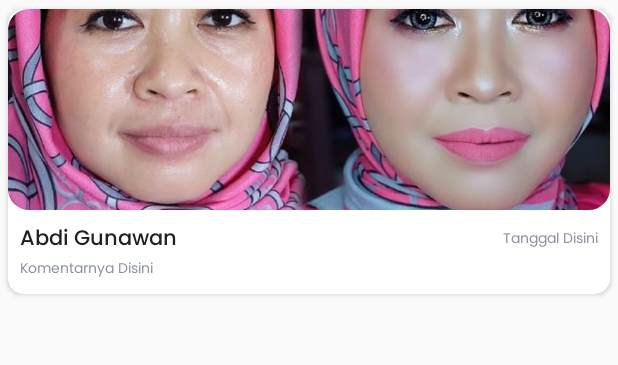
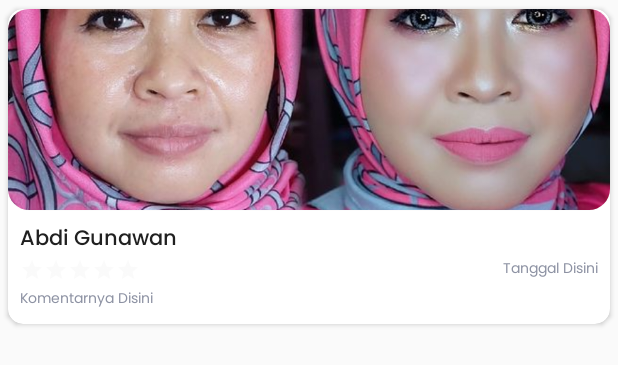
Before and after one commit to abdigunawan/Makeup.me, an Android app: the layout item_testimoni_horizontal.xml on its own in the app's theme, with its tools: preview values and no code run, on a phone screen of 412 x 824 dp. Shown: the top 365 px of the screen. Run offline under Robolectric (Android 15) with nearby library versions, the phone set to English and light mode, and no system bars.

Commit message:
penambahan ratingbar pada testimoni mua

```diff
--- a/app/src/main/java/com/abdigunawan/makeupme/model/dummy/MuaTestimoniModel.kt
+++ b/app/src/main/java/com/abdigunawan/makeupme/model/dummy/MuaTestimoniModel.kt
@@ -1,17 +1,19 @@
 package com.abdigunawan.makeupme.model.dummy
 
-class MuaTestimoniModel(pelanggan:String, src:String, komentar:String, tanggal:String) {
+class MuaTestimoniModel(pelanggan:String, src:String, komentar:String, tanggal:String, rating:Float) {
 
     var pelanggan = ""
     var src = ""
     var komentar = ""
     var tanggal = ""
+    var rating = 0f
 
     init {
         this.pelanggan = pelanggan
         this.src = src
         this.komentar = komentar
         this.tanggal = tanggal
+        this.rating = rating
 
     }
 
--- a/app/src/main/java/com/abdigunawan/makeupme/ui/detail/testimoni/TestimoniMuaAdapter.kt
+++ b/app/src/main/java/com/abdigunawan/makeupme/ui/detail/testimoni/TestimoniMuaAdapter.kt
@@ -34,6 +34,7 @@ class TestimoniMuaAdapter(
                 tvPelanggan.text = data.pelanggan
                 tvKomentar.text = data.komentar
                 tvtanggalTestimoni.text = data.tanggal
+                rbMua.rating = data.rating
 
 //                Glide.with(context)
 //                    .load(data.src)
--- a/app/src/main/res/layout/fragment_detail_paket.xml
+++ b/app/src/main/res/layout/fragment_detail_paket.xml
@@ -99,7 +99,7 @@
             android:layout_marginTop="41dp"
             android:layout_marginEnd="16dp"
             android:layout_marginBottom="27dp"
-            android:text="Pesan Sekarang"
+            android:text="Pilih Paket"
             android:textAllCaps="false"
             android:textColor="@color/white"
             app:layout_constraintBottom_toBottomOf="parent"
--- a/app/src/main/res/layout/item_testimoni_horizontal.xml
+++ b/app/src/main/res/layout/item_testimoni_horizontal.xml
@@ -1,6 +1,7 @@
 <?xml version="1.0" encoding="utf-8"?>
 <androidx.cardview.widget.CardView xmlns:android="http://schemas.android.com/apk/res/android"
     xmlns:app="http://schemas.android.com/apk/res-auto"
+    xmlns:tools="http://schemas.android.com/tools"
     android:background="#fff"
     app:cardCornerRadius="10dp"
     app:cardUseCompatPadding="true"
@@ -50,22 +51,36 @@
             android:layout_width="match_parent"
             android:layout_height="wrap_content"
             android:layout_marginStart="8dp"
+            android:layout_marginTop="4dp"
             android:layout_marginBottom="8dp"
             android:text="Komentarnya Disini"
             app:layout_constraintBottom_toBottomOf="parent"
             app:layout_constraintStart_toStartOf="parent"
-            app:layout_constraintTop_toBottomOf="@+id/tvPelanggan" />
+            app:layout_constraintTop_toBottomOf="@+id/rbMua" />
 
         <TextView
             android:id="@+id/tvtanggalTestimoni"
             style="@style/TextView.PoppinsReguler9sp8D92A3"
-            android:layout_width="match_parent"
+            android:layout_width="wrap_content"
             android:layout_height="wrap_content"
             android:layout_marginEnd="8dp"
             android:text="Tanggal Disini"
             app:layout_constraintBottom_toTopOf="@+id/tvKomentar"
             app:layout_constraintEnd_toEndOf="parent"
-            app:layout_constraintTop_toTopOf="@+id/tvPelanggan" />
+            app:layout_constraintTop_toTopOf="@+id/rbMua"
+            app:layout_constraintVertical_bias="0.0" />
+
+        <RatingBar
+            android:id="@+id/rbMua"
+            style="@style/Widget.AppCompat.RatingBar.Small"
+            android:layout_width="wrap_content"
+            android:layout_height="wrap_content"
+            android:layout_gravity="center"
+            android:layout_marginStart="8dp"
+            android:theme="@style/RatingBar"
+            app:layout_constraintStart_toStartOf="parent"
+            app:layout_constraintTop_toBottomOf="@+id/tvPelanggan" />
+
 
     </androidx.constraintlayout.widget.ConstraintLayout>
 
```
Also changed, not shown: app/src/main/java/com/abdigunawan/makeupme/ui/detail/testimoni/TestimoniMuaFragment.kt (+8 -8 lines).
